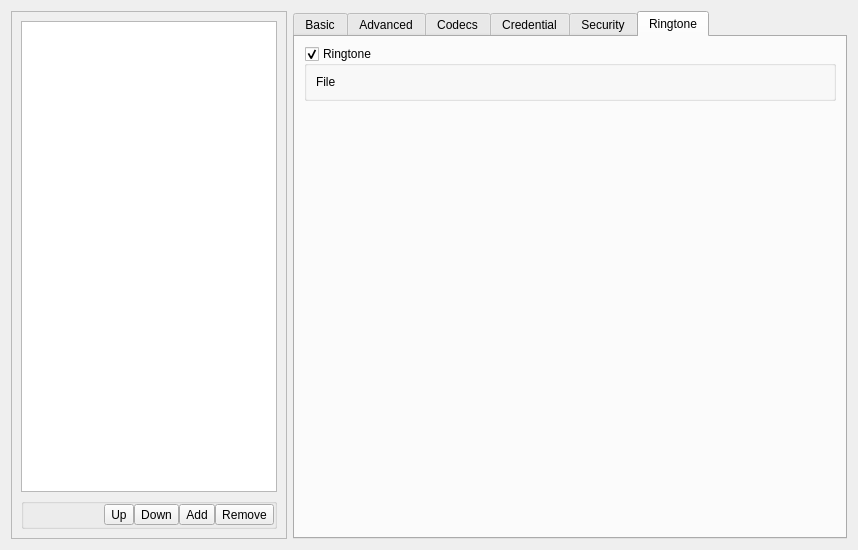
KDE/ring-kde, file src/conf/dlgaccountsbase.ui: the form before one commit.
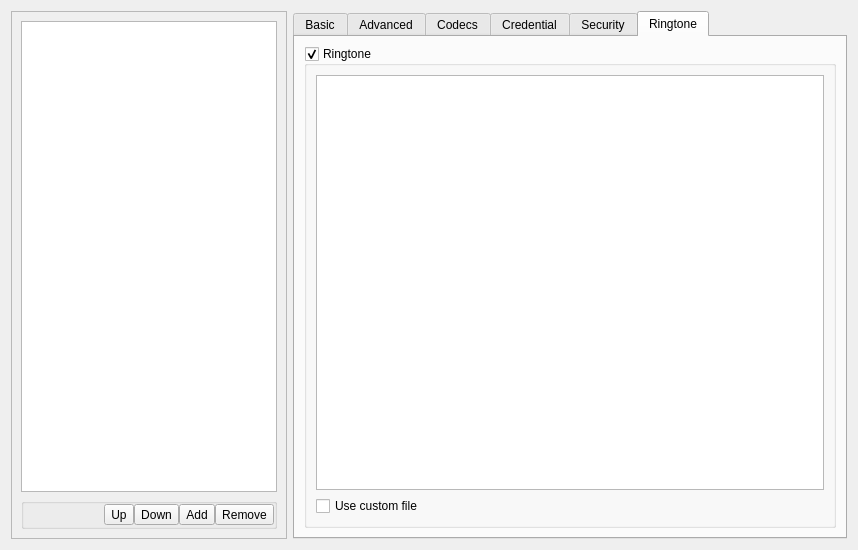
The form after the commit. The open tabs and pages were chosen to show the change. Custom widgets are drawn as their Qt base class.

Commit message: [ #12008 ] Implement GUI part

Patch:
```diff
--- a/src/conf/dlgaccountsbase.ui
+++ b/src/conf/dlgaccountsbase.ui
@@ -1157,37 +1157,27 @@
             <property name="checkable">
              <bool>true</bool>
             </property>
-            <layout class="QFormLayout" name="formLayout_2">
-             <item row="0" column="1">
+            <layout class="QGridLayout" name="gridLayout_6">
+             <item row="0" column="0" colspan="2">
+              <widget class="QListWidget" name="m_pRingtoneListLW"/>
+             </item>
+             <item row="1" column="0">
+              <widget class="QCheckBox" name="m_pUseCustomFileCK">
+               <property name="text">
+                <string>Use custom file</string>
+               </property>
+              </widget>
+             </item>
+             <item row="1" column="1">
               <widget class="KUrlRequester" name="m_pRingTonePath">
                <property name="filter">
                 <string notr="true">*.ul *.au *.wav</string>
                </property>
               </widget>
              </item>
-             <item row="0" column="0">
-              <widget class="QLabel" name="label">
-               <property name="text">
-                <string>File</string>
-               </property>
-              </widget>
-             </item>
             </layout>
            </widget>
           </item>
-          <item>
-           <spacer name="verticalSpacer_2">
-            <property name="orientation">
-             <enum>Qt::Vertical</enum>
-            </property>
-            <property name="sizeHint" stdset="0">
-             <size>
-              <width>20</width>
-              <height>437</height>
-             </size>
-            </property>
-           </spacer>
-          </item>
          </layout>
         </widget>
        </widget>
```
Left out of the diff: 32 changed lines with no effect on the pictures. The commit also changes 5 other files.
